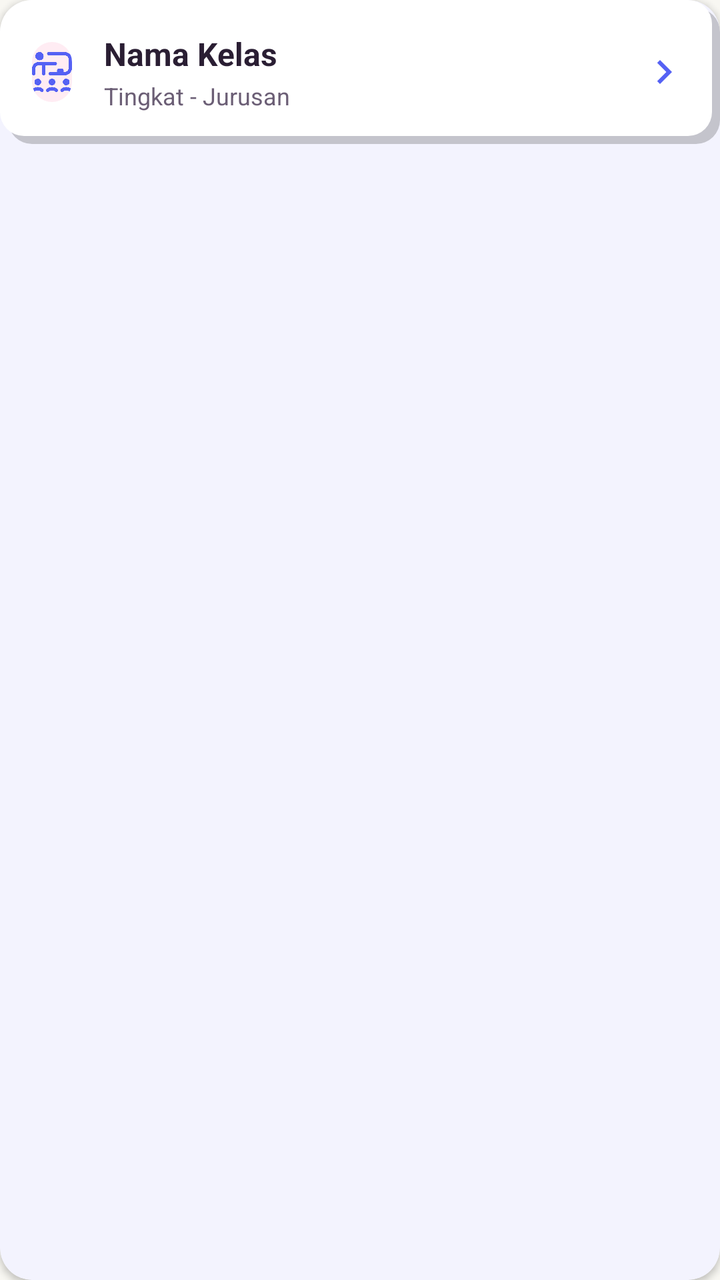
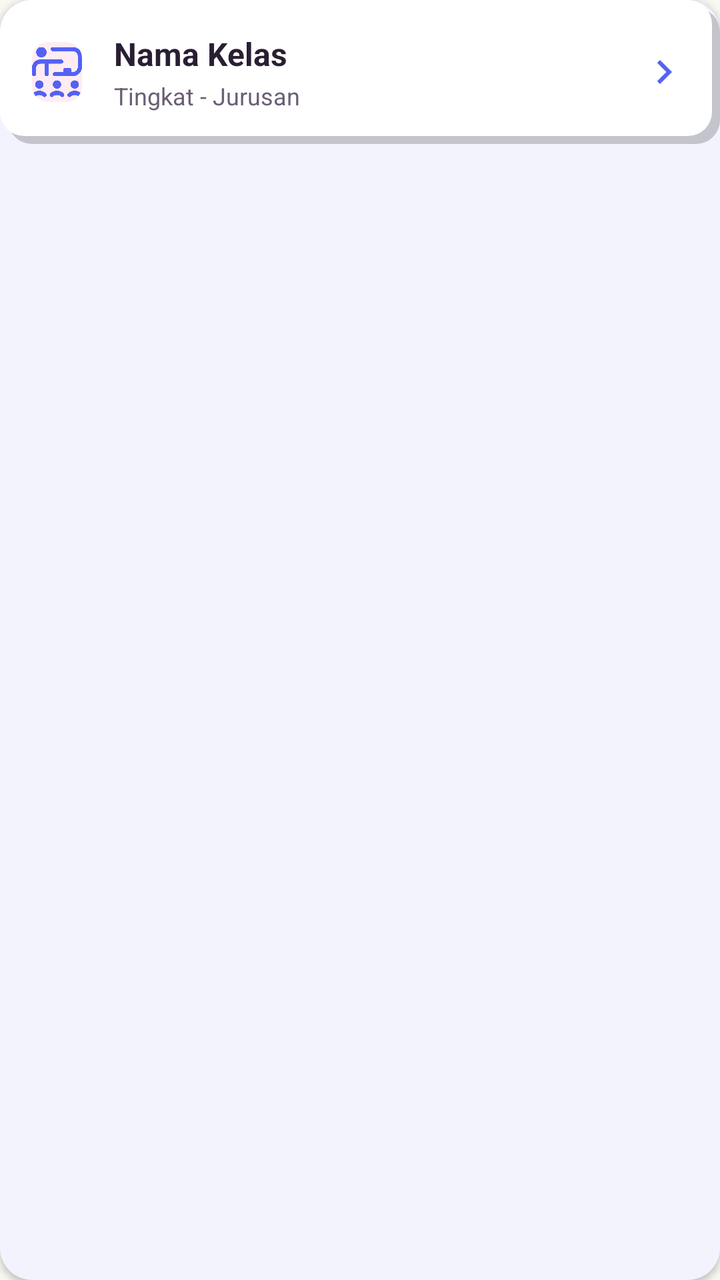

An Android layout rendered at two revisions. The XML below is the earlier revision; the diff shows what the commit changed to produce the second picture.
<!-- AndroidManifest.xml: application theme Theme.BkNova -->
<!-- res/layout/item_kelas_bk.xml -->
<?xml version="1.0" encoding="utf-8"?>
<com.google.android.material.card.MaterialCardView xmlns:android="http://schemas.android.com/apk/res/android"
    xmlns:app="http://schemas.android.com/apk/res-auto"
    android:layout_width="match_parent"
    android:layout_height="wrap_content"
    android:layout_marginBottom="12dp"
    app:cardCornerRadius="16dp"
    app:cardElevation="2dp"
    app:strokeWidth="0dp"
    android:clickable="true"
    android:focusable="true"
    android:foreground="?attr/selectableItemBackground">

    <LinearLayout
        android:layout_width="match_parent"
        android:layout_height="wrap_content"
        android:gravity="center_vertical"
        android:orientation="horizontal"
        android:background="@drawable/bg_grid_shadow"
        android:padding="16dp">

        <com.google.android.material.imageview.ShapeableImageView
            android:layout_width="20dp"
            android:layout_height="30dp"
            android:background="@color/accent_pink_soft"
            app:shapeAppearance="@style/ShapeAppearance.Circle"
            android:src="@drawable/img_7"
            app:tint="@color/brand_primary" />

        <LinearLayout
            android:layout_width="0dp"
            android:layout_height="wrap_content"
            android:layout_weight="1"
            android:layout_marginStart="16dp"
            android:orientation="vertical">

            <TextView
                android:id="@+id/tv_nama_kelas"
                android:layout_width="wrap_content"
                android:layout_height="wrap_content"
                android:text="Nama Kelas"
                android:textColor="@color/text_color_primary"
                android:textSize="16sp"
                android:textStyle="bold" />

            <TextView
                android:id="@+id/tv_tingkat_jurusan"
                android:layout_width="wrap_content"
                android:layout_height="wrap_content"
                android:layout_marginTop="2dp"
                android:text="Tingkat - Jurusan"
                android:textColor="@color/text_color_secondary"
                android:textSize="12sp" />
        </LinearLayout>

        <ImageView
            android:layout_width="24dp"
            android:layout_height="24dp"
            android:src="@drawable/ic_chevron_right"
            app:tint="@color/brand_primary" />

    </LinearLayout>
</com.google.android.material.card.MaterialCardView>
<!-- resources referenced by this layout -->
<resources>
  <color name="accent_pink_soft">#FFECF3</color>
  <color name="brand_primary">#5561F4</color>
  <color name="text_color_primary">#2A1E33</color>
  <color name="text_color_secondary">#6B5E75</color>
  <!-- drawable bg_grid_shadow (drawable) -->
  <?xml version="1.0" encoding="utf-8"?>
  <layer-list xmlns:android="http://schemas.android.com/apk/res/android">
  
      
      <item
          android:left="4dp"
  
          android:top="4dp">
  
          <shape android:shape="rectangle">
              <solid android:color="#32000000" />
              <corners android:radius="12dp" />
          </shape>
  
      </item>
  
      
      <item
          android:right="4dp"
          android:bottom="4dp">
  
          <shape android:shape="rectangle">
              <solid android:color="#FFFFFF" />
              <corners android:radius="12dp" />
          </shape>
  
      </item>
  
  </layer-list>
  <!-- drawable ic_chevron_right (drawable) -->
  <vector xmlns:android="http://schemas.android.com/apk/res/android"
      android:width="24dp"
      android:height="24dp"
      android:viewportWidth="24"
      android:viewportHeight="24">
      <path
          android:fillColor="#000000"
          android:pathData="M10,6L8.59,7.41 13.17,12l-4.58,4.59L10,18l6,-6z"/>
  </vector>
  <style name="ShapeAppearance.Circle" parent="">
          <item name="cornerFamily">rounded</item>
          <item name="cornerSize">50%</item>
      </style>
  <style name="Theme.BkNova" parent="Base.Theme.BkNova" />
  <style name="Base.Theme.BkNova" parent="Theme.Material3.Light.NoActionBar">
  
          
          <item name="colorPrimary">@color/brand_primary</item>
          <item name="colorOnPrimary">@color/white</item>
          <item name="colorPrimaryContainer">@color/brand_soft</item>
          <item name="colorOnPrimaryContainer">@color/text_color_primary</item>
  
          <item name="colorSecondary">@color/accent_pink</item>
          
          <item name="colorOnSecondary">@color/text_color_primary</item>
          <item name="colorSecondaryContainer">@color/accent_pink_soft</item>
          <item name="colorOnSecondaryContainer">@color/text_color_primary</item>
  
          <item name="colorTertiary">@color/accent_peach</item>
          <item name="colorOnTertiary">@color/text_color_primary</item>
          <item name="colorTertiaryContainer">@color/accent_peach_soft</item>
          <item name="colorOnTertiaryContainer">@color/text_color_primary</item>
  
          <item name="colorSurface">@color/white</item>
          <item name="colorOnSurface">@color/text_color_primary</item>
          <item name="colorSurfaceVariant">@color/background_cream</item>
          <item name="colorOnSurfaceVariant">@color/text_color_secondary</item>
          <item name="android:colorBackground">@color/background_cream</item>
          <item name="colorOnBackground">@color/text_color_primary</item>
  
          <item name="colorOutline">@color/divider_color</item>
          <item name="colorOutlineVariant">@color/divider_color</item>
  
          <item name="colorError">@color/red_text</item>
          <item name="colorOnError">@color/white</item>
          <item name="colorErrorContainer">@color/red_light</item>
          <item name="colorOnErrorContainer">@color/red_text</item>
  
          <item name="android:windowBackground">@color/background_cream</item>
  
          
          <item name="android:statusBarColor">@color/white</item>
          <item name="android:windowLightStatusBar">true</item>
          <item name="android:navigationBarColor">@color/white</item>
          <item name="android:windowLightNavigationBar" tools:targetApi="o_mr1">true</item>
      </style>
  <color name="white">#FFFFFFFF</color>
  <color name="brand_soft">#F0E6FC</color>
  <color name="accent_pink">#FF7FAF</color>
  <color name="accent_peach">#FFC6BF</color>
  <color name="accent_peach_soft">#FFE8E5</color>
  <color name="background_cream">#F8F7F2</color>
  <color name="divider_color">#E8E3DC</color>
  <color name="red_text">#DC2626</color>
  <color name="red_light">#FEE2E2</color>
  <!-- unchanged entries left out for length: 1 -->
</resources>

<!-- the commit's change to res/layout/item_kelas_bk.xml (unified diff, before → after) -->
@@ -20,10 +20,10 @@
         android:padding="16dp">
 
         <com.google.android.material.imageview.ShapeableImageView
-            android:layout_width="20dp"
+            android:layout_width="25dp"
             android:layout_height="30dp"
             android:background="@color/accent_pink_soft"
-            app:shapeAppearance="@style/ShapeAppearance.Circle"
+            app:shapeAppearance="@style/ShapeAppearanceOverlay.Material3.Chip"
             android:src="@drawable/img_7"
             app:tint="@color/brand_primary" />
 
<!-- resource entries referenced after the edit -->
@@ -44,10 +44,6 @@
           android:fillColor="#000000"
           android:pathData="M10,6L8.59,7.41 13.17,12l-4.58,4.59L10,18l6,-6z"/>
   </vector>
-  <style name="ShapeAppearance.Circle" parent="">
-          <item name="cornerFamily">rounded</item>
-          <item name="cornerSize">50%</item>
-      </style>
   <style name="Theme.BkNova" parent="Base.Theme.BkNova" />
   <style name="Base.Theme.BkNova" parent="Theme.Material3.Light.NoActionBar">
   
